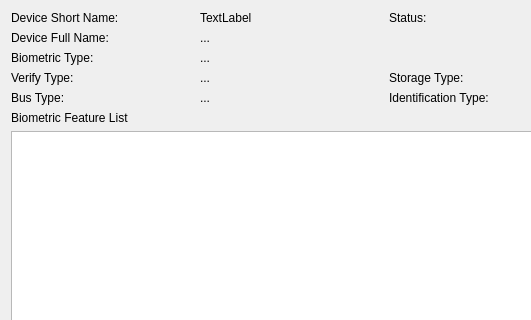
Qt form contentpane.ui (ukui/ukui-biometric-manager) before a commit; both pictures show x 0 to 531 and y 0 to 320 of the 771 by 490 pixel window.
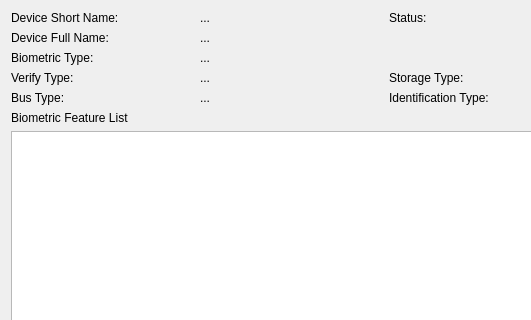
The same form after that commit.

Commit message: [Minor] contentpane.ui 一个标签的默认文字修改

```diff
--- a/contentpane.ui
+++ b/contentpane.ui
@@ -61,7 +61,7 @@
      <item row="0" column="2">
       <widget class="QLabel" name="labelDeviceShortName">
        <property name="text">
-        <string>TextLabel</string>
+        <string>...</string>
        </property>
       </widget>
      </item>
```
